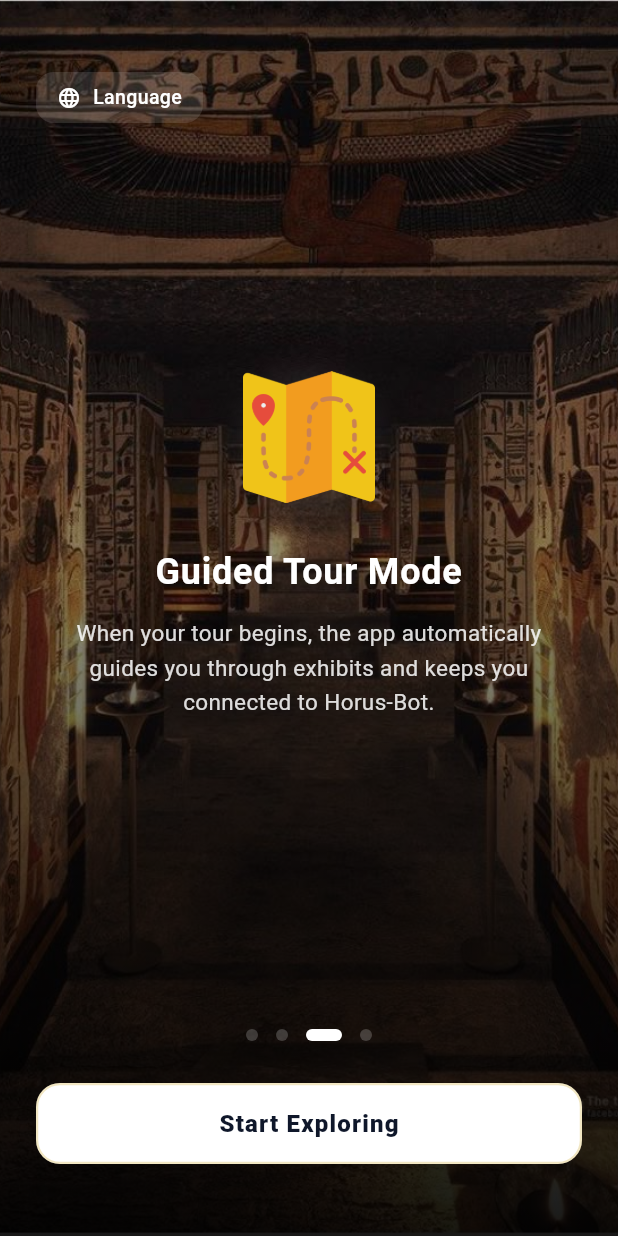
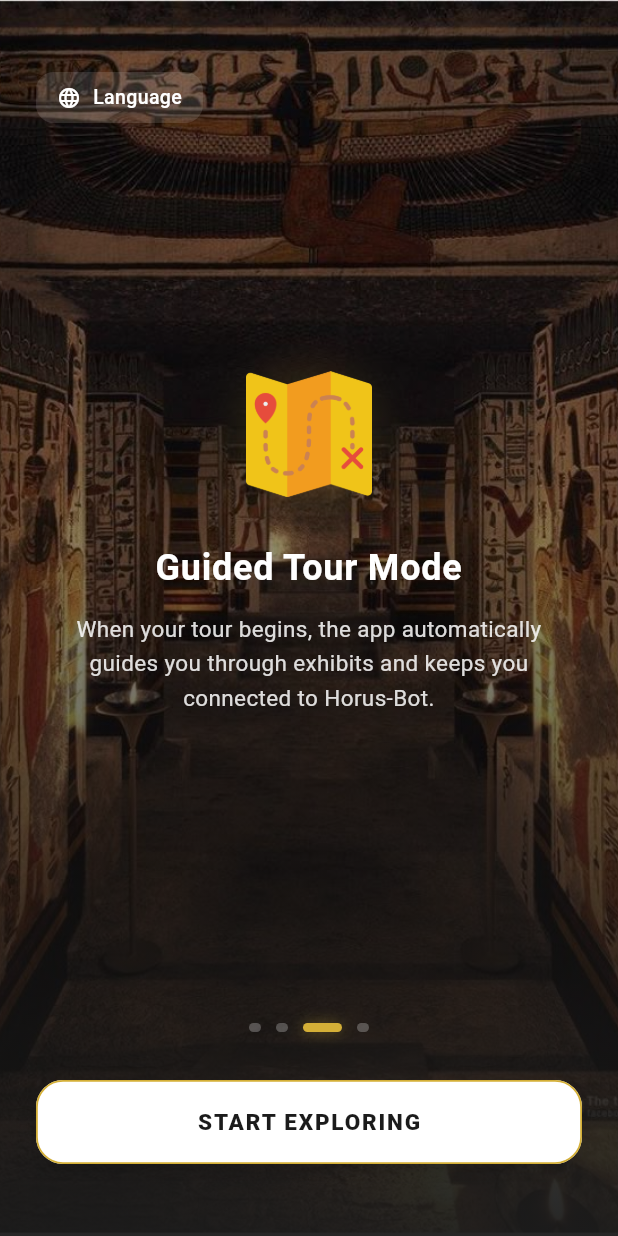
Before and after one commit to Farida-Waheed/museum_app, a Flutter app: the screen it shows after launch, swiped to page 3, on a phone screen of 412 x 824 dp. Run offline on Flutter 3.47's test engine with Material 3 defaults, Android fonts, the phone set to English and light mode, and no system bars; our stand-ins replace audioplayers, permission_handler, shared_preferences; missing offline and left inert: mobile_scanner; project files that could hold a hidden picture were left out.

Commit message:
refactor(onboarding): final production refinement and overflow fix
- Fixed 1px RenderFlex overflow in language selector by using Flexible and ellipsis for labels.
- Restyled language popup to match the "glass" aesthetic with a translucent dark background and gold border.
- Unified icon treatment with 84px sizing and brand-gold glows (#D4AF37).
- Enhanced cinematic background gradient for superior text readability and museum feel.
- Branded the primary CTA with uppercase text, heavy weight, and a gold border.
- Polished progress indicators with gold active states and soft glows.
- Verified RTL/LTR balance, state persistence, and routing.
- Confirmed technical quality with clean analyze and passing tests.

Co-authored-by: Farida-Waheed <172945916+Farida-Waheed@users.noreply.github.com>

```diff
--- a/lib/screens/onboarding/onboarding_screen.dart
+++ b/lib/screens/onboarding/onboarding_screen.dart
@@ -76,7 +76,7 @@ class _OnboardingScreenState extends State<OnboardingScreen> {
             ),
           ),
 
-          // --- 2. Gradient overlay to improve readability ---
+          // --- 2. Cinematic Gradient overlay ---
           Positioned.fill(
             child: DecoratedBox(
               decoration: BoxDecoration(
@@ -84,11 +84,11 @@ class _OnboardingScreenState extends State<OnboardingScreen> {
                   begin: Alignment.topCenter,
                   end: Alignment.bottomCenter,
                   colors: [
-                    Colors.black.withOpacity(0.25),
-                    Colors.black.withOpacity(0.35),
-                    Colors.black.withOpacity(0.9),
+                    Colors.black.withOpacity(0.15),
+                    Colors.black.withOpacity(0.4),
+                    const Color(0xFF1B1B1B).withOpacity(0.95),
                   ],
-                  stops: const [0.0, 0.35, 1.0],
+                  stops: const [0.0, 0.4, 1.0],
                 ),
               ),
             ),
@@ -110,28 +110,31 @@ class _OnboardingScreenState extends State<OnboardingScreen> {
                         mainAxisAlignment: MainAxisAlignment.center, // Lifted up
                         children: [
                           const SizedBox(height: 40), // Top spacing adjustment
-                          // Icon with very subtle glow - Balanced size
+                          // Unified Icon treatment
                           Stack(
                             alignment: Alignment.center,
                             children: [
                               Container(
-                                width: 92,
-                                height: 92,
+                                width: 90,
+                                height: 90,
                                 decoration: BoxDecoration(
                                   shape: BoxShape.circle,
                                   boxShadow: [
                                     BoxShadow(
-                                      color: Colors.white.withOpacity(0.06),
-                                      blurRadius: 12,
-                                      spreadRadius: 2,
+                                      color: const Color(0xFFD4AF37).withOpacity(0.12),
+                                      blurRadius: 20,
+                                      spreadRadius: 4,
                                     ),
                                   ],
                                 ),
                               ),
                               Image.asset(
                                 pages[index]["iconPath"]!,
-                                width: 88,
-                                height: 88,
+                                width: 84,
+                                height: 84,
+                                // Apply a subtle gold tint to unify mixed icon styles if needed
+                                // color: const Color(0xFFD4AF37).withOpacity(0.1),
+                                // colorBlendMode: BlendMode.srcATop,
                               ),
                             ],
                           ),
@@ -168,47 +171,54 @@ class _OnboardingScreenState extends State<OnboardingScreen> {
                 padding: const EdgeInsets.fromLTRB(24, 0, 24, 48),
                 child: Column(
                   children: [
-                    // Dots indicator
+                    // Premium Dots indicator
                     Row(
                       mainAxisAlignment: MainAxisAlignment.center,
                       children: List.generate(pages.length, (index) {
                         final bool active = _currentPage == index;
                         return AnimatedContainer(
-                          duration: const Duration(milliseconds: 300),
-                          margin: const EdgeInsets.symmetric(horizontal: 6),
-                          width: active ? 24 : 8,
-                          height: 8,
+                          duration: const Duration(milliseconds: 400),
+                          margin: const EdgeInsets.symmetric(horizontal: 5),
+                          width: active ? 26 : 8,
+                          height: 6,
                           decoration: BoxDecoration(
-                            color: active ? Colors.white : Colors.white.withOpacity(0.2),
-                            borderRadius: BorderRadius.circular(4),
+                            color: active ? const Color(0xFFD4AF37) : Colors.white.withOpacity(0.25),
+                            borderRadius: BorderRadius.circular(10),
+                            boxShadow: [
+                              if (active)
+                                BoxShadow(
+                                  color: const Color(0xFFD4AF37).withOpacity(0.4),
+                                  blurRadius: 8,
+                                ),
+                            ],
                           ),
                         );
                       }),
                     ),
-                    const SizedBox(height: 28),
+                    const SizedBox(height: 32),
 
-                    // Navigation Button - Branded "Start Exploring"
+                    // Branded Primary CTA
                     SizedBox(
                       width: double.infinity,
-                      height: 54,
+                      height: 56,
                       child: ElevatedButton(
                         onPressed: () => _completeOnboarding(prefs),
                         style: ElevatedButton.styleFrom(
                           backgroundColor: Colors.white,
-                          foregroundColor: const Color(0xFF0F172A), // Premium dark blue-gray
+                          foregroundColor: const Color(0xFF1B1B1B),
                           shape: RoundedRectangleBorder(
-                            borderRadius: BorderRadius.circular(16),
-                            side: BorderSide(color: const Color(0xFFD4AF37).withOpacity(0.3), width: 1.5), // Subtle gold border
+                            borderRadius: BorderRadius.circular(18),
+                            side: const BorderSide(color: Color(0xFFD4AF37), width: 1.2),
                           ),
-                          elevation: 2,
-                          shadowColor: Colors.black.withOpacity(0.2),
+                          elevation: 4,
+                          shadowColor: Colors.black45,
                         ),
                         child: Text(
-                          l10n.startExploring,
+                          l10n.startExploring.toUpperCase(),
                           style: const TextStyle(
-                            fontSize: 16,
-                            fontWeight: FontWeight.w800,
-                            letterSpacing: 0.8,
+                            fontSize: 15,
+                            fontWeight: FontWeight.w900,
+                            letterSpacing: 1.2,
                           ),
                         ),
                       ),
@@ -227,12 +237,13 @@ class _OnboardingScreenState extends State<OnboardingScreen> {
             child: SafeArea(
               child: PopupMenuButton<String>(
                 onSelected: (lang) => prefs.setLanguage(lang),
-                offset: const Offset(0, 45),
-                color: Colors.black.withOpacity(0.8),
-                elevation: 8,
+                offset: const Offset(0, 48),
+                color: const Color(0xFF1B1B1B).withOpacity(0.9),
+                elevation: 12,
+                constraints: const BoxConstraints(minWidth: 160),
                 shape: RoundedRectangleBorder(
                   borderRadius: BorderRadius.circular(16),
-                  side: BorderSide(color: Colors.white.withOpacity(0.1), width: 1),
+                  side: BorderSide(color: const Color(0xFFD4AF37).withOpacity(0.2), width: 1),
                 ),
                 itemBuilder: (context) => [
                   PopupMenuItem(
@@ -241,13 +252,14 @@ class _OnboardingScreenState extends State<OnboardingScreen> {
                       mainAxisSize: MainAxisSize.min,
                       children: [
                         const Text("🇺🇸 ", style: TextStyle(fontSize: 18)),
-                        const Expanded(
+                        const Flexible(
                           child: Text(
                             "English",
                             style: TextStyle(color: Colors.white, fontWeight: FontWeight.w500),
                             overflow: TextOverflow.ellipsis,
                           ),
                         ),
+                        const SizedBox(width: 8),
                         if (prefs.language == 'en')
                           const Icon(Icons.check, size: 16, color: Colors.white70),
                       ],
@@ -259,13 +271,14 @@ class _OnboardingScreenState extends State<OnboardingScreen> {
                       mainAxisSize: MainAxisSize.min,
                       children: [
                         const Text("🇪🇬 ", style: TextStyle(fontSize: 18)),
-                        const Expanded(
+                        const Flexible(
                           child: Text(
                             "العربية",
                             style: TextStyle(color: Colors.white, fontWeight: FontWeight.w500),
                             overflow: TextOverflow.ellipsis,
                           ),
                         ),
+                        const SizedBox(width: 8),
                         if (prefs.language == 'ar')
                           const Icon(Icons.check, size: 16, color: Colors.white70),
                       ],
```
